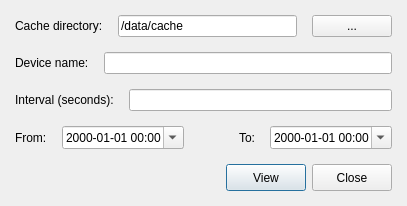
Above: lib/nicos/gui/tools/logviewer/logviewer.ui from mlz-ictrl/nicos before the change. Below: the same form after it.
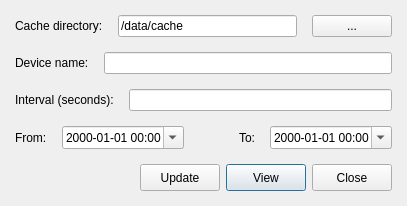
That is the form after the change.

Commit message: Add update button to the logviewer.

```diff
--- a/lib/nicos/gui/tools/logviewer/logviewer.ui
+++ b/lib/nicos/gui/tools/logviewer/logviewer.ui
@@ -166,6 +166,19 @@
        </property>
       </spacer>
      </item>
+     <item>
+      <widget class="QPushButton" name="updateBtn">
+       <property name="sizePolicy">
+        <sizepolicy hsizetype="Preferred" vsizetype="Minimum">
+         <horstretch>0</horstretch>
+         <verstretch>0</verstretch>
+        </sizepolicy>
+       </property>
+       <property name="text">
+        <string>Update</string>
+       </property>
+      </widget>
+     </item>
      <item>
       <widget class="QPushButton" name="viewBtn">
        <property name="sizePolicy">
```
The commit also changes 1 other file.
